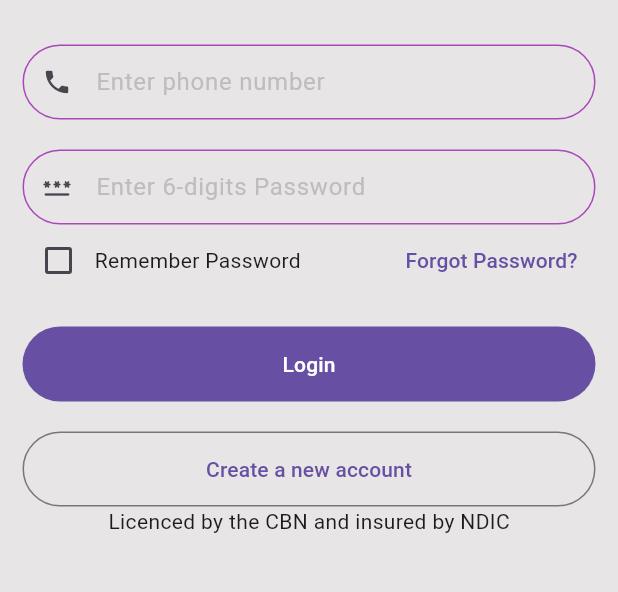
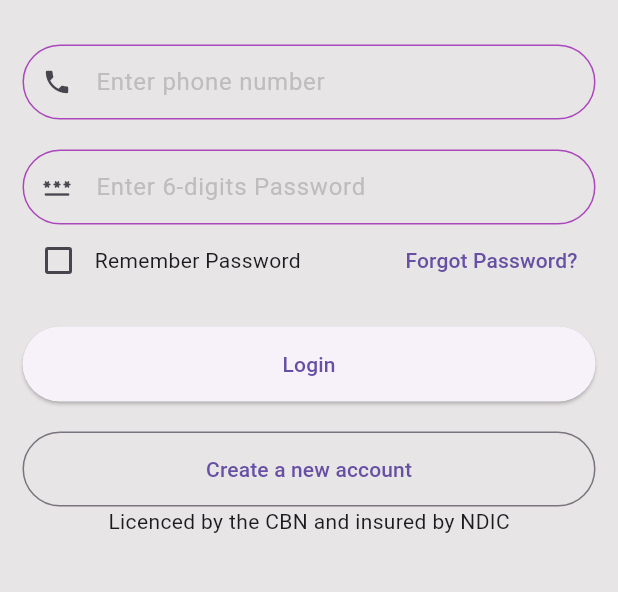
Before and after one commit to python-fuse/gdsc_flutter_week_2, a Flutter app: the screen it shows after launch, on a phone screen of 412 x 824 dp, the part 206-798 px from its top. Run offline on Flutter 3.47's test engine with Material 3 defaults, Android fonts, the phone set to English and light mode, and no system bars; Roboto replaces fonts that are missing (cursive).

Commit message:
filledbutton <> elevatedbutton

```diff
--- a/lib/pages/home_page.dart
+++ b/lib/pages/home_page.dart
@@ -63,7 +63,7 @@ class HomePage extends StatelessWidget {
               SizedBox(
                 width: double.infinity,
                 height: 50,
-                child: FilledButton(
+                child: ElevatedButton(
                   onPressed: () {},
                   child: const Text('Login'),
                 ),
```
